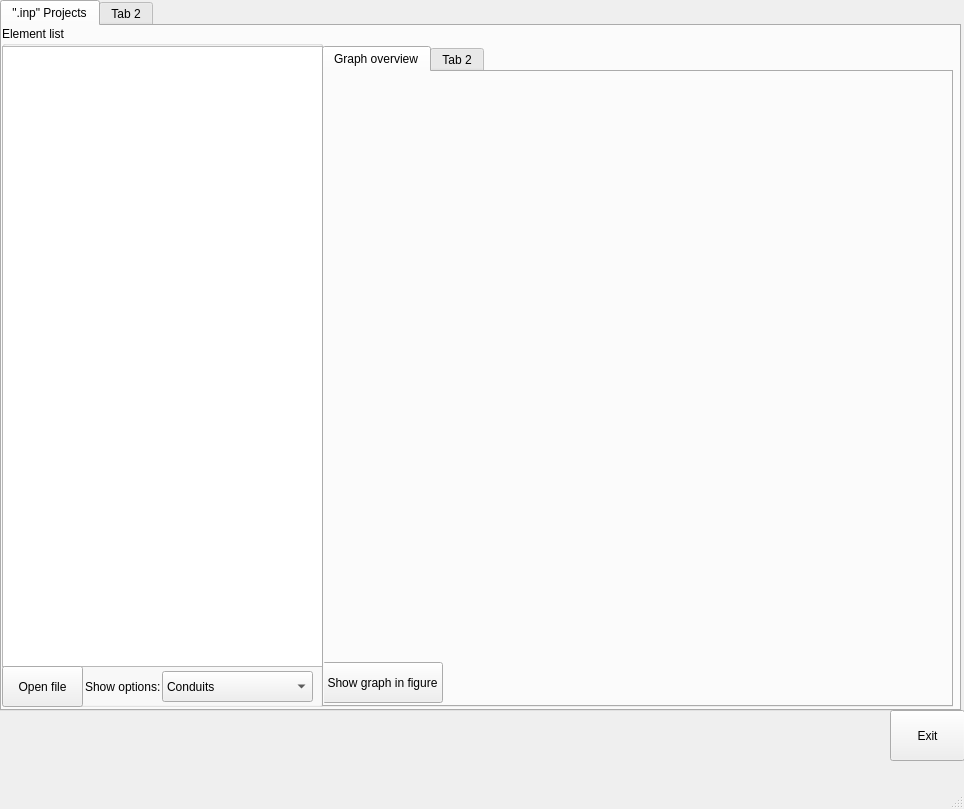
This is MainWindow.ui in sergey32355/UTWIN_notebooks as Qt 5 draws it before an edit. The edited form follows.
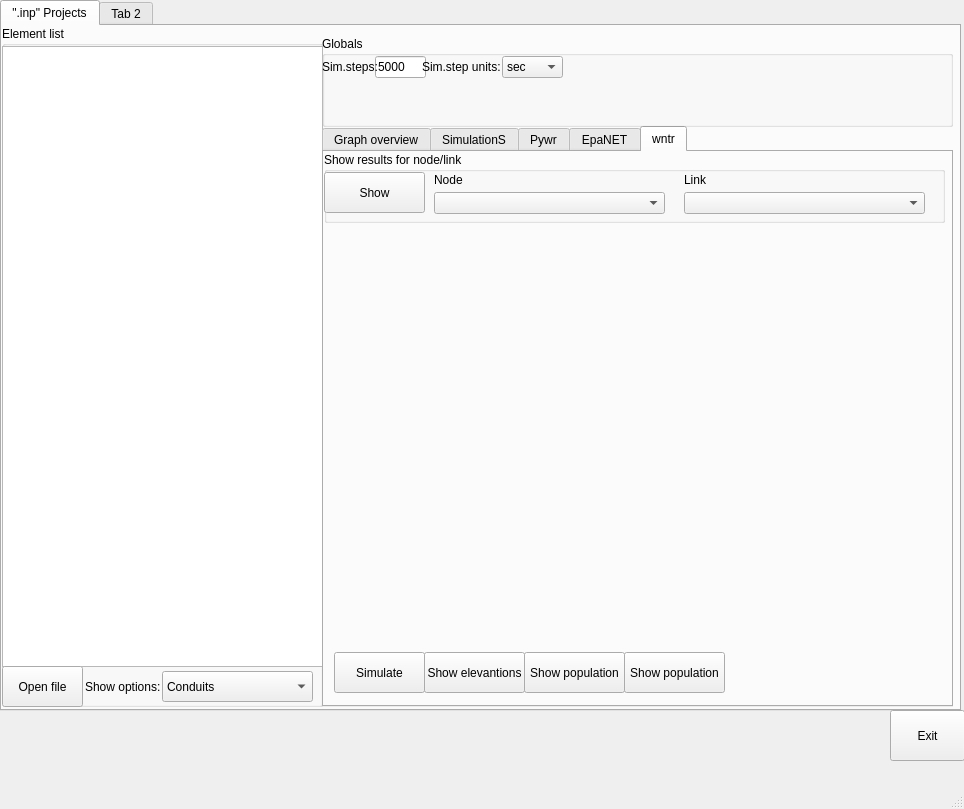
This is the edited form.

The edit to the form file:
```diff
--- a/MainWindow.ui
+++ b/MainWindow.ui
@@ -106,16 +106,16 @@
          <property name="geometry">
           <rect>
            <x>320</x>
-           <y>20</y>
+           <y>100</y>
            <width>631</width>
-           <height>661</height>
+           <height>581</height>
           </rect>
          </property>
          <layout class="QVBoxLayout" name="verticalLayout">
           <item>
            <widget class="QTabWidget" name="tabWidget_2">
             <property name="currentIndex">
-             <number>0</number>
+             <number>4</number>
             </property>
             <widget class="QWidget" name="tab_3">
              <attribute name="title">
@@ -127,7 +127,7 @@
                 <x>0</x>
                 <y>0</y>
                 <width>621</width>
-                <height>291</height>
+                <height>251</height>
                </rect>
               </property>
               <layout class="QHBoxLayout" name="horizontalLayout_3"/>
@@ -136,9 +136,9 @@
               <property name="geometry">
                <rect>
                 <x>0</x>
-                <y>290</y>
+                <y>250</y>
                 <width>621</width>
-                <height>301</height>
+                <height>261</height>
                </rect>
               </property>
               <layout class="QHBoxLayout" name="horizontalLayout_4"/>
@@ -146,26 +146,281 @@
              <widget class="QPushButton" name="OpenInpProjectButton_2">
               <property name="geometry">
                <rect>
-                <x>-2</x>
+                <x>120</x>
                 <y>590</y>
                 <width>121</width>
                 <height>41</height>
                </rect>
               </property>
               <property name="text">
+               <string>Reserved</string>
+              </property>
+             </widget>
+             <widget class="QPushButton" name="OpenInpProjectButton_2">
+              <property name="geometry">
+               <rect>
+                <x>0</x>
+                <y>510</y>
+                <width>131</width>
+                <height>41</height>
+               </rect>
+              </property>
+              <property name="text">
                <string>Show graph in figure</string>
               </property>
              </widget>
             </widget>
             <widget class="QWidget" name="tab_4">
              <attribute name="title">
-              <string>Tab 2</string>
+              <string>SimulationS</string>
              </attribute>
             </widget>
+            <widget class="QWidget" name="tab_5">
+             <attribute name="title">
+              <string>Pywr</string>
+             </attribute>
+             <widget class="QPushButton" name="Pywr_simulate_pushButton">
+              <property name="geometry">
+               <rect>
+                <x>10</x>
+                <y>503</y>
+                <width>161</width>
+                <height>41</height>
+               </rect>
+              </property>
+              <property name="text">
+               <string>Simulate</string>
+              </property>
+             </widget>
+            </widget>
+            <widget class="QWidget" name="tab_6">
+             <attribute name="title">
+              <string>EpaNET</string>
+             </attribute>
+             <widget class="QPushButton" name="EPANET_simulate_pushButton_2">
+              <property name="geometry">
+               <rect>
+                <x>20</x>
+                <y>500</y>
+                <width>161</width>
+                <height>41</height>
+               </rect>
+              </property>
+              <property name="text">
+               <string>Simulate</string>
+              </property>
+             </widget>
+            </widget>
+            <widget class="QWidget" name="tab_7">
+             <attribute name="title">
+              <string>wntr</string>
+             </attribute>
+             <widget class="QPushButton" name="WNTR_simulate_pushButton_3">
+              <property name="geometry">
+               <rect>
+                <x>10</x>
+                <y>500</y>
+                <width>91</width>
+                <height>41</height>
+               </rect>
+              </property>
+              <property name="text">
+               <string>Simulate</string>
+              </property>
+             </widget>
+             <widget class="QPushButton" name="WNTR_show_elevations_pushButton_4">
+              <property name="geometry">
+               <rect>
+                <x>100</x>
+                <y>500</y>
+                <width>101</width>
+                <height>41</height>
+               </rect>
+              </property>
+              <property name="text">
+               <string>Show elevantions</string>
+              </property>
+             </widget>
+             <widget class="QPushButton" name="WNTR_show_popiulation_pushButton_5">
+              <property name="geometry">
+               <rect>
+                <x>200</x>
+                <y>500</y>
+                <width>101</width>
+                <height>41</height>
+               </rect>
+              </property>
+              <property name="text">
+               <string>Show population</string>
+              </property>
+             </widget>
+             <widget class="QPushButton" name="WNTR_list_WNTR_NODES_AND_PIPES_pushButton_6">
+              <property name="geometry">
+               <rect>
+                <x>300</x>
+                <y>500</y>
+                <width>101</width>
+                <height>41</height>
+               </rect>
+              </property>
+              <property name="text">
+               <string>Show population</string>
+              </property>
+             </widget>
+             <widget class="QGroupBox" name="groupBox_3">
+              <property name="geometry">
+               <rect>
+                <x>0</x>
+                <y>0</y>
+                <width>621</width>
+                <height>71</height>
+               </rect>
+              </property>
+              <property name="title">
+               <string>Show results for node/link</string>
+              </property>
+              <widget class="QPushButton" name="WNTR_list_WNTR_SHOW_RESULTSpushButton_7">
+               <property name="geometry">
+                <rect>
+                 <x>0</x>
+                 <y>20</y>
+                 <width>101</width>
+                 <height>41</height>
+                </rect>
+               </property>
+               <property name="text">
+                <string>Show</string>
+               </property>
+              </widget>
+              <widget class="QComboBox" name="WNTR_nodes_list_combo">
+               <property name="geometry">
+                <rect>
+                 <x>110</x>
+                 <y>40</y>
+                 <width>231</width>
+                 <height>22</height>
+                </rect>
+               </property>
+              </widget>
+              <widget class="QLabel" name="label_4">
+               <property name="geometry">
+                <rect>
+                 <x>110</x>
+                 <y>20</y>
+                 <width>49</width>
+                 <height>16</height>
+                </rect>
+               </property>
+               <property name="text">
+                <string>Node</string>
+               </property>
+              </widget>
+              <widget class="QLabel" name="label_5">
+               <property name="geometry">
+                <rect>
+                 <x>360</x>
+                 <y>20</y>
+                 <width>49</width>
+                 <height>16</height>
+                </rect>
+               </property>
+               <property name="text">
+                <string>Link</string>
+               </property>
+              </widget>
+              <widget class="QComboBox" name="WNTR_links_list_combo">
+               <property name="geometry">
+                <rect>
+                 <x>360</x>
+                 <y>40</y>
+                 <width>241</width>
+                 <height>22</height>
+                </rect>
+               </property>
+              </widget>
+             </widget>
+            </widget>
            </widget>
           </item>
          </layout>
         </widget>
+        <widget class="QGroupBox" name="groupBox_2">
+         <property name="geometry">
+          <rect>
+           <x>320</x>
+           <y>10</y>
+           <width>631</width>
+           <height>91</height>
+          </rect>
+         </property>
+         <property name="title">
+          <string>Globals</string>
+         </property>
+         <widget class="QLineEdit" name="SimSteps_text_box">
+          <property name="geometry">
+           <rect>
+            <x>53</x>
+            <y>20</y>
+            <width>51</width>
+            <height>22</height>
+           </rect>
+          </property>
+          <property name="text">
+           <string>5000</string>
+          </property>
+         </widget>
+         <widget class="QLabel" name="label_2">
+          <property name="geometry">
+           <rect>
+            <x>0</x>
+            <y>23</y>
+            <width>61</width>
+            <height>16</height>
+           </rect>
+          </property>
+          <property name="text">
+           <string>Sim.steps:</string>
+          </property>
+         </widget>
+         <widget class="QLabel" name="label_3">
+          <property name="geometry">
+           <rect>
+            <x>100</x>
+            <y>23</y>
+            <width>101</width>
+            <height>16</height>
+           </rect>
+          </property>
+          <property name="text">
+           <string>Sim.step units:</string>
+          </property>
+         </widget>
+         <widget class="QComboBox" name="Pywr_duration_units_combo">
+          <property name="geometry">
+           <rect>
+            <x>180</x>
+            <y>20</y>
+            <width>61</width>
+            <height>22</height>
+           </rect>
+          </property>
+          <item>
+           <property name="text">
+            <string>sec</string>
+           </property>
+          </item>
+          <item>
+           <property name="text">
+            <string>min</string>
+           </property>
+          </item>
+          <item>
+           <property name="text">
+            <string>hours</string>
+           </property>
+          </item>
+         </widget>
+        </widget>
        </widget>
        <widget class="QWidget" name="tab_2">
         <attribute name="title">
```
Left out of the diff: 45 changed lines with no effect on the pictures.
